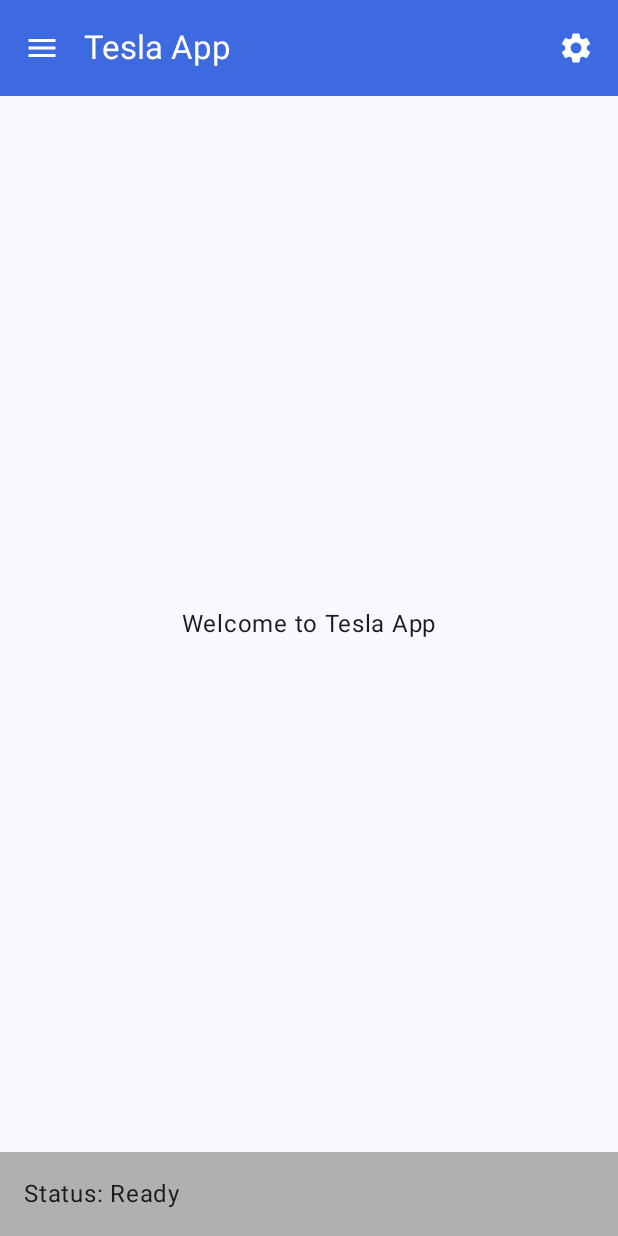
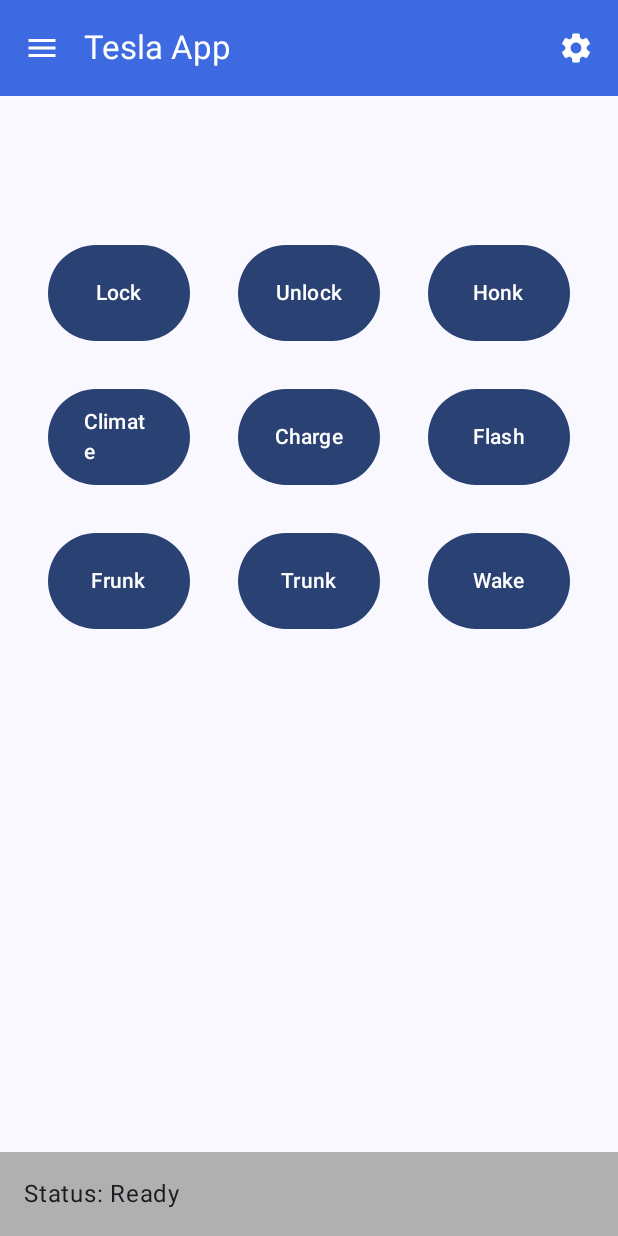
Before and after one commit to inindev/tesla_utils, an Android app built with Jetpack Compose: the screen it shows after launch (MainActivity), on a phone screen of 412 x 824 dp. Run offline under Robolectric (Android 15) with nearby library versions, the phone set to English and light mode, and no system bars; 1 statement that could not run was skipped.

Commit message:
android app: add vehicle commands rest class and ui
Signed-off-by: John Clark <inindev@gmail.com>

```diff
--- /dev/null
+++ b/app/android/tesla_app/app/src/main/java/com/github/inindev/teslaapp/GridButtons.kt
@@ -0,0 +1,142 @@
+package com.github.inindev.teslaapp
+
+import androidx.compose.foundation.layout.Arrangement
+import androidx.compose.foundation.layout.Column
+import androidx.compose.foundation.layout.Row
+import androidx.compose.foundation.layout.fillMaxWidth
+import androidx.compose.foundation.layout.height
+import androidx.compose.foundation.layout.padding
+import androidx.compose.material3.Button
+import androidx.compose.material3.Text
+import androidx.compose.runtime.Composable
+import androidx.compose.ui.Alignment
+import androidx.compose.ui.Modifier
+import androidx.compose.ui.unit.dp
+
+
+@Composable
+fun GridButtons(viewModel: MainViewModel) {
+    Column(
+        modifier = Modifier
+            .fillMaxWidth()
+            .padding(horizontal = 16.dp),
+        horizontalAlignment = Alignment.CenterHorizontally
+    ) {
+        // First Row
+        Row(
+            modifier = Modifier
+                .fillMaxWidth()
+                .padding(vertical = 16.dp),
+            horizontalArrangement = Arrangement.SpaceEvenly
+        ) {
+            // lock doors
+            Button(
+                onClick = { viewModel.lockDoors() },
+                modifier = Modifier
+                    .weight(1f)
+                    .height(64.dp)
+                    .padding(horizontal = 16.dp)
+            ) {
+                Text("Lock")
+            }
+            // unlock doors
+            Button(
+                onClick = { viewModel.unlockDoors() },
+                modifier = Modifier
+                    .weight(1f)
+                    .height(64.dp)
+                    .padding(horizontal = 16.dp)
+            ) {
+                Text("Unlock")
+            }
+            // honk horn
+            Button(
+                onClick = { viewModel.honkHorn() },
+                modifier = Modifier
+                    .weight(1f)
+                    .height(64.dp)
+                    .padding(horizontal = 16.dp)
+            ) {
+                Text("Honk")
+            }
+        }
+
+        // Second Row
+        Row(
+            modifier = Modifier
+                .fillMaxWidth()
+                .padding(vertical = 16.dp),
+            horizontalArrangement = Arrangement.SpaceEvenly
+        ) {
+            // climate on
+            Button(
+                onClick = { viewModel.climateOn() },
+                modifier = Modifier
+                    .weight(1f)
+                    .height(64.dp)
+                    .padding(horizontal = 16.dp)
+            ) {
+                Text("Climate")
+            }
+            // charger door close
+            Button(
+                onClick = { viewModel.chargeClose() },
+                modifier = Modifier
+                    .weight(1f)
+                    .height(64.dp)
+                    .padding(horizontal = 16.dp)
+            ) {
+                Text("Charge")
+            }
+            // flash lights
+            Button(
+                onClick = { viewModel.flashLights() },
+                modifier = Modifier
+                    .weight(1f)
+                    .height(64.dp)
+                    .padding(horizontal = 16.dp)
+            ) {
+                Text("Flash")
+            }
+        }
+
+        // Third Row
+        Row(
+            modifier = Modifier
+                .fillMaxWidth()
+                .padding(vertical = 16.dp),
+            horizontalArrangement = Arrangement.SpaceEvenly
+        ) {
+            // open frunk
+            Button(
+                onClick = { viewModel.frontTrunk() },
+                modifier = Modifier
+                    .weight(1f)
+                    .height(64.dp)
+                    .padding(horizontal = 16.dp)
+            ) {
+                Text("Frunk")
+            }
+            // actuate trunk
+            Button(
+                onClick = { viewModel.rearTrunk() },
+                modifier = Modifier
+                    .weight(1f)
+                    .height(64.dp)
+                    .padding(horizontal = 16.dp)
+            ) {
+                Text("Trunk")
+            }
+            // wake
+            Button(
+                onClick = { viewModel.wake() },
+                modifier = Modifier
+                    .weight(1f)
+                    .height(64.dp)
+                    .padding(horizontal = 16.dp)
+            ) {
+                Text("Wake")
+            }
+        }
+    }
+}
--- a/app/android/tesla_app/app/src/main/java/com/github/inindev/teslaapp/MainActivity.kt
+++ b/app/android/tesla_app/app/src/main/java/com/github/inindev/teslaapp/MainActivity.kt
@@ -6,51 +6,20 @@
 import androidx.activity.compose.setContent
 import androidx.activity.enableEdgeToEdge
 import androidx.activity.viewModels
-import androidx.compose.foundation.background
-import androidx.compose.foundation.layout.Box
-import androidx.compose.foundation.layout.fillMaxSize
-import androidx.compose.foundation.layout.fillMaxWidth
-import androidx.compose.foundation.layout.height
-import androidx.compose.foundation.layout.padding
-import androidx.compose.foundation.layout.wrapContentSize
-import androidx.compose.material.icons.Icons
-import androidx.compose.material.icons.filled.Menu
-import androidx.compose.material.icons.filled.Settings
-import androidx.compose.material3.ExperimentalMaterial3Api
-import androidx.compose.material3.Icon
-import androidx.compose.material3.IconButton
-import androidx.compose.material3.MaterialTheme
-import androidx.compose.material3.Scaffold
-import androidx.compose.material3.Text
-import androidx.compose.material3.TopAppBar
-import androidx.compose.material3.TopAppBarDefaults
-import androidx.compose.runtime.Composable
-import androidx.compose.runtime.LaunchedEffect
-import androidx.compose.runtime.collectAsState
-import androidx.compose.ui.Alignment
-import androidx.compose.ui.Modifier
-import androidx.compose.ui.graphics.Color
-import androidx.compose.ui.unit.dp
-import androidx.lifecycle.ViewModel
 import androidx.lifecycle.lifecycleScope
-import androidx.lifecycle.viewModelScope
 import androidx.navigation.NavHostController
-import androidx.navigation.compose.NavHost
-import androidx.navigation.compose.composable
 import androidx.navigation.compose.rememberNavController
 import com.github.inindev.teslaapp.ui.theme.TeslaAppTheme
-import com.github.inindev.teslaapp.ui.theme.TeslaPrimary
 import kotlinx.coroutines.Dispatchers
-import kotlinx.coroutines.flow.MutableStateFlow
-import kotlinx.coroutines.flow.StateFlow
-import kotlinx.coroutines.flow.asStateFlow
 import kotlinx.coroutines.launch
 import kotlinx.coroutines.withContext
 
 class MainActivity : ComponentActivity() {
     private lateinit var secureStorage: SecureStorage
     private lateinit var oauth2Client: OAuth2Client
-    private val viewModel: MainViewModel by viewModels()
+    private val viewModel: MainViewModel by viewModels {
+        MainViewModelFactory(secureStorage, oauth2Client)
+    }
 
     override fun onCreate(savedInstanceState: Bundle?) {
         super.onCreate(savedInstanceState)
@@ -107,99 +76,3 @@
         }
     }
 }
-
-@Composable
-fun NavGraph(navController: NavHostController, secureStorage: SecureStorage, oauth2Client: OAuth2Client, viewModel: MainViewModel) {
-    NavHost(navController = navController, startDestination = "home") {
-        composable("home") {
-            MainScreen(navController, viewModel)
-        }
-        composable("settings") {
-            SettingsScreen(navController, secureStorage, oauth2Client, viewModel)
-        }
-    }
-}
-
-@OptIn(ExperimentalMaterial3Api::class)
-@Composable
-fun MainScreen(navController: NavHostController, viewModel: MainViewModel) {
-    val statusTextState = viewModel.statusText.collectAsState()
-    val statusText = statusTextState.value
-
-    LaunchedEffect(Unit) {
-        viewModel.updateStatusText("Status: Ready")
-    }
-
-    Scaffold(
-        topBar = {
-            TopAppBar(
-                title = { Text("Tesla App", color = Color.White) },
-                navigationIcon = {
-                    IconButton(onClick = { /* handle navigation click */ }) {
-                        Icon(Icons.Filled.Menu, contentDescription = "Menu", tint = Color.White)
-                    }
-                },
-                actions = {
-                    IconButton(onClick = { navController.navigate("settings") }) {
-                        Icon(Icons.Filled.Settings, contentDescription = "Settings", tint = Color.White)
-                    }
-                },
-                colors = TopAppBarDefaults.topAppBarColors(
-                    containerColor = TeslaPrimary,
-                    titleContentColor = Color.White,
-                    navigationIconContentColor = Color.White,
-                    actionIconContentColor = Color.White
-                )
-            )
-        },
-        bottomBar = { StatusBar(statusText = statusText) },
-        modifier = Modifier.fillMaxSize()
-    ) { innerPadding ->
-        Text(
-            text = "Welcome to Tesla App",
-            modifier = Modifier
-                .padding(innerPadding)
-                .fillMaxSize()
-                .wrapContentSize(Alignment.Center)
-        )
-    }
-}
-
-@Composable
-fun StatusBar(statusText: String) {
-    Box(
-        modifier = Modifier
-            .fillMaxWidth()
-            .height(56.dp)
-            .background(Color(0xFFB0B0B0)) // Medium gray color
-    ) {
-        // Status bar content here
-        Text(
-            text = statusText,
-            modifier = Modifier
-                .padding(start = 16.dp, top = 8.dp, bottom = 8.dp)
-                .align(Alignment.CenterStart),
-            color = MaterialTheme.colorScheme.onSurface
-        )
-    }
-}
-
-class MainViewModel : ViewModel() {
-    private val _isAuthenticating = MutableStateFlow(false)
-    val isAuthenticating: StateFlow<Boolean> = _isAuthenticating.asStateFlow()
-
-    fun setIsAuthenticating(value: Boolean) {
-        viewModelScope.launch {
-            _isAuthenticating.value = value
-        }
-    }
-
-    private val _statusText = MutableStateFlow("Status: Ready")
-    val statusText: StateFlow<String> = _statusText.asStateFlow()
-
-    fun updateStatusText(newStatus: String) {
-        viewModelScope.launch {
-            _statusText.value = newStatus
-        }
-    }
-}
--- /dev/null
+++ b/app/android/tesla_app/app/src/main/java/com/github/inindev/teslaapp/MainScreen.kt
@@ -0,0 +1,75 @@
+package com.github.inindev.teslaapp
+
+import androidx.compose.foundation.layout.Column
+import androidx.compose.foundation.layout.Spacer
+import androidx.compose.foundation.layout.fillMaxSize
+import androidx.compose.foundation.layout.padding
+import androidx.compose.material.icons.Icons
+import androidx.compose.material.icons.filled.Menu
+import androidx.compose.material.icons.filled.Settings
+import androidx.compose.material3.ExperimentalMaterial3Api
+import androidx.compose.material3.Icon
+import androidx.compose.material3.IconButton
+import androidx.compose.material3.Scaffold
+import androidx.compose.material3.Text
+import androidx.compose.material3.TopAppBar
+import androidx.compose.material3.TopAppBarDefaults
+import androidx.compose.runtime.Composable
+import androidx.compose.runtime.LaunchedEffect
+import androidx.compose.runtime.collectAsState
+import androidx.compose.ui.Modifier
+import androidx.compose.ui.graphics.Color
+import androidx.navigation.NavHostController
+import com.github.inindev.teslaapp.ui.theme.TeslaPrimary
+
+@OptIn(ExperimentalMaterial3Api::class)
+@Composable
+fun MainScreen(navController: NavHostController, viewModel: MainViewModel) {
+    val statusTextState = viewModel.statusText.collectAsState()
+    val statusText = statusTextState.value
+
+    LaunchedEffect(Unit) {
+        viewModel.updateStatusText("Status: Ready")
+    }
+
+    Scaffold(
+        topBar = {
+            TopAppBar(
+                title = { Text("Tesla App", color = Color.White) },
+                navigationIcon = {
+                    IconButton(onClick = { /* handle navigation click */ }) {
+                        Icon(Icons.Filled.Menu, contentDescription = "Menu", tint = Color.White)
+                    }
+                },
+                actions = {
+                    IconButton(onClick = { navController.navigate("settings") }) {
+                        Icon(Icons.Filled.Settings, contentDescription = "Settings", tint = Color.White)
+                    }
+                },
+                colors = TopAppBarDefaults.topAppBarColors(
+                    containerColor = TeslaPrimary,
+                    titleContentColor = Color.White,
+                    navigationIconContentColor = Color.White,
+                    actionIconContentColor = Color.White
+                )
+            )
+        },
+        bottomBar = { StatusBar(statusText = statusText) },
+        modifier = Modifier.fillMaxSize()
+    ) { innerPadding ->
+        Column(
+            modifier = Modifier
+                .padding(innerPadding)
+                .fillMaxSize()
+        ) {
+            // Place to add some vertical space before the grid
+            Spacer(modifier = Modifier.weight(0.25f)) // Roughly 25% down the screen
+
+            // 3x3 Button Grid
+            GridButtons(viewModel)
+
+            // Space below the grid
+            Spacer(modifier = Modifier.weight(1f))
+        }
+    }
+}
--- /dev/null
+++ b/app/android/tesla_app/app/src/main/java/com/github/inindev/teslaapp/MainViewModelFactory.kt
@@ -0,0 +1,18 @@
+package com.github.inindev.teslaapp
+
+import androidx.lifecycle.ViewModel
+import androidx.lifecycle.ViewModelProvider
+
+class MainViewModelFactory(
+    private val secureStorage: SecureStorage,
+    private val oauth2Client: OAuth2Client
+) : ViewModelProvider.Factory {
+
+    @Suppress("UNCHECKED_CAST")
+    override fun <T : ViewModel> create(modelClass: Class<T>): T {
+        if (modelClass.isAssignableFrom(MainViewModel::class.java)) {
+            return MainViewModel(secureStorage, oauth2Client) as T
+        }
+        throw IllegalArgumentException("Unknown ViewModel class")
+    }
+}
--- /dev/null
+++ b/app/android/tesla_app/app/src/main/java/com/github/inindev/teslaapp/NavGraph.kt
@@ -0,0 +1,18 @@
+package com.github.inindev.teslaapp
+
+import androidx.compose.runtime.Composable
+import androidx.navigation.NavHostController
+import androidx.navigation.compose.NavHost
+import androidx.navigation.compose.composable
+
+@Composable
+fun NavGraph(navController: NavHostController, secureStorage: SecureStorage, oauth2Client: OAuth2Client, viewModel: MainViewModel) {
+    NavHost(navController = navController, startDestination = "home") {
+        composable("home") {
+            MainScreen(navController, viewModel)
+        }
+        composable("settings") {
+            SettingsScreen(navController, secureStorage, oauth2Client, viewModel)
+        }
+    }
+}
--- /dev/null
+++ b/app/android/tesla_app/app/src/main/java/com/github/inindev/teslaapp/StatusBar.kt
@@ -0,0 +1,33 @@
+package com.github.inindev.teslaapp
+
+import androidx.compose.foundation.background
+import androidx.compose.foundation.layout.Box
+import androidx.compose.foundation.layout.fillMaxWidth
+import androidx.compose.foundation.layout.height
+import androidx.compose.foundation.layout.padding
+import androidx.compose.material3.MaterialTheme
+import androidx.compose.material3.Text
+import androidx.compose.runtime.Composable
+import androidx.compose.ui.Alignment
+import androidx.compose.ui.Modifier
+import androidx.compose.ui.graphics.Color
+import androidx.compose.ui.unit.dp
+
+@Composable
+fun StatusBar(statusText: String) {
+    Box(
+        modifier = Modifier
+            .fillMaxWidth()
+            .height(56.dp)
+            .background(Color(0xFFB0B0B0)) // Medium gray color
+    ) {
+        // Status bar content here
+        Text(
+            text = statusText,
+            modifier = Modifier
+                .padding(start = 16.dp, top = 8.dp, bottom = 8.dp)
+                .align(Alignment.CenterStart),
+            color = MaterialTheme.colorScheme.onSurface
+        )
+    }
+}
```
Also changed, not shown: app/android/tesla_app/app/src/main/java/com/github/inindev/teslaapp/MainViewModel.kt (added, +151 -0 lines), app/android/tesla_app/app/src/main/java/com/github/inindev/teslaapp/TeslaFleetApi.kt (added, +178 -0 lines).
